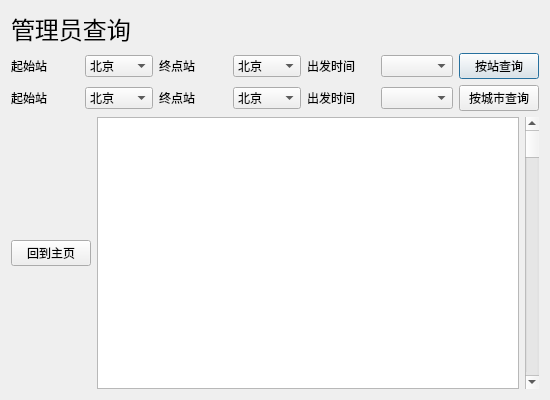
Before: the Qt Designer form UI/adminsearch.ui in New-bottle/train-ticket-system, drawn with Qt 5.
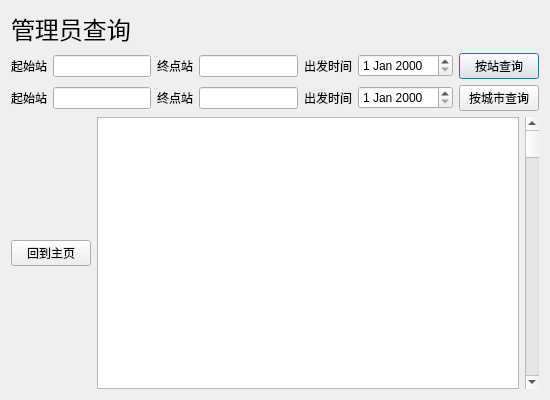
After: the same form once the commit is applied.

```diff
--- a/UI/adminsearch.ui
+++ b/UI/adminsearch.ui
@@ -37,23 +37,7 @@
       </widget>
      </item>
      <item>
-      <widget class="QComboBox" name="start_station">
-       <item>
-        <property name="text">
-         <string>北京</string>
-        </property>
-       </item>
-       <item>
-        <property name="text">
-         <string>上海</string>
-        </property>
-       </item>
-       <item>
-        <property name="text">
-         <string>西藏</string>
-        </property>
-       </item>
-      </widget>
+      <widget class="QLineEdit" name="start_station_2"/>
      </item>
      <item>
       <widget class="QLabel" name="label_2">
@@ -63,13 +47,7 @@
       </widget>
      </item>
      <item>
-      <widget class="QComboBox" name="end_station">
-       <item>
-        <property name="text">
-         <string>北京</string>
-        </property>
-       </item>
-      </widget>
+      <widget class="QLineEdit" name="end_station_2"/>
      </item>
      <item>
       <widget class="QLabel" name="label_3">
@@ -79,7 +57,7 @@
       </widget>
      </item>
      <item>
-      <widget class="QComboBox" name="time_station"/>
+      <widget class="QDateEdit" name="dateEdit_station"/>
      </item>
      <item>
       <widget class="QPushButton" name="search_by_station">
@@ -100,23 +78,7 @@
       </widget>
      </item>
      <item>
-      <widget class="QComboBox" name="start_city">
-       <item>
-        <property name="text">
-         <string>北京</string>
-        </property>
-       </item>
-       <item>
-        <property name="text">
-         <string>上海</string>
-        </property>
-       </item>
-       <item>
-        <property name="text">
-         <string>西藏</string>
-        </property>
-       </item>
-      </widget>
+      <widget class="QLineEdit" name="start_city"/>
      </item>
      <item>
       <widget class="QLabel" name="label_6">
@@ -126,13 +88,7 @@
       </widget>
      </item>
      <item>
-      <widget class="QComboBox" name="end_city">
-       <item>
-        <property name="text">
-         <string>北京</string>
-        </property>
-       </item>
-      </widget>
+      <widget class="QLineEdit" name="end_city"/>
      </item>
      <item>
       <widget class="QLabel" name="label_7">
@@ -142,7 +98,7 @@
       </widget>
      </item>
      <item>
-      <widget class="QComboBox" name="time_city"/>
+      <widget class="QDateEdit" name="dateEdit_city"/>
      </item>
      <item>
       <widget class="QPushButton" name="search_by_city">
```
